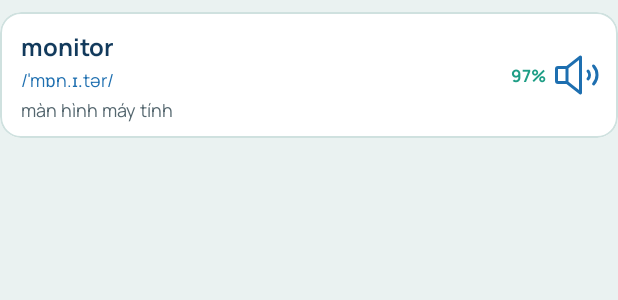
After one commit to Nguyen-Phi-Long-702/Lori, an Android app: the layout item_image_word.xml on its own in the app's theme, with its tools: preview values and no code run, on a phone screen of 412 x 824 dp. The commit adds this screen. Shown: the top 300 px of the screen. Run offline under Robolectric (Android 15) with nearby library versions, the light colour scheme and no system bars.

Commit message:
feat: thêm view vẽ khung nhận diện vật thể và adapter danh sách từ vựng của ảnh

```diff
--- /dev/null
+++ b/app/src/main/res/layout/item_image_word.xml
@@ -0,0 +1,82 @@
+<?xml version="1.0" encoding="utf-8"?>
+<!-- Một dòng từ nhận diện được: từ, IPA, nghĩa, độ tin cậy, nút phát âm. Viền đổi màu khi được chọn (ImageWordAdapter) -->
+<com.google.android.material.card.MaterialCardView xmlns:android="http://schemas.android.com/apk/res/android"
+    xmlns:app="http://schemas.android.com/apk/res-auto"
+    xmlns:tools="http://schemas.android.com/tools"
+    android:id="@+id/cardImageWord"
+    android:layout_width="match_parent"
+    android:layout_height="wrap_content"
+    android:layout_marginTop="8dp"
+    android:clickable="true"
+    android:focusable="true"
+    app:cardBackgroundColor="?attr/colorSurface"
+    app:cardCornerRadius="14dp"
+    app:cardElevation="0dp"
+    app:strokeColor="?attr/colorOutlineVariant"
+    app:strokeWidth="1dp">
+
+    <LinearLayout
+        android:layout_width="match_parent"
+        android:layout_height="wrap_content"
+        android:gravity="center_vertical"
+        android:orientation="horizontal"
+        android:paddingStart="14dp"
+        android:paddingTop="10dp"
+        android:paddingEnd="8dp"
+        android:paddingBottom="10dp">
+
+        <LinearLayout
+            android:layout_width="0dp"
+            android:layout_height="wrap_content"
+            android:layout_weight="1"
+            android:orientation="vertical">
+
+            <TextView
+                android:id="@+id/tvImageWord"
+                android:layout_width="match_parent"
+                android:layout_height="wrap_content"
+                android:textColor="?attr/colorOnSurface"
+                android:textSize="16sp"
+                android:textStyle="bold"
+                tools:text="monitor" />
+
+            <TextView
+                android:id="@+id/tvImageIpa"
+                android:layout_width="match_parent"
+                android:layout_height="wrap_content"
+                android:layout_marginTop="1dp"
+                android:textColor="?attr/colorPrimary"
+                android:textSize="12sp"
+                tools:text="/ˈmɒn.ɪ.tər/" />
+
+            <TextView
+                android:id="@+id/tvImageMeaning"
+                android:layout_width="match_parent"
+                android:layout_height="wrap_content"
+                android:layout_marginTop="2dp"
+                android:textColor="?attr/colorOnSurfaceVariant"
+                android:textSize="12sp"
+                tools:text="màn hình máy tính" />
+        </LinearLayout>
+
+        <TextView
+            android:id="@+id/tvImageConfidence"
+            android:layout_width="wrap_content"
+            android:layout_height="wrap_content"
+            android:layout_marginStart="8dp"
+            android:textColor="@color/exam_question_answered"
+            android:textSize="11sp"
+            android:textStyle="bold"
+            tools:text="97%" />
+
+        <ImageButton
+            android:id="@+id/btnImageSpeak"
+            android:layout_width="40dp"
+            android:layout_height="40dp"
+            android:background="?attr/selectableItemBackgroundBorderless"
+            android:contentDescription="@string/cd_speak"
+            android:padding="8dp"
+            android:src="@drawable/ic_speaker"
+            app:tint="?attr/colorPrimary" />
+    </LinearLayout>
+</com.google.android.material.card.MaterialCardView>
--- a/app/src/main/res/values/strings.xml
+++ b/app/src/main/res/values/strings.xml
@@ -490,4 +490,5 @@
     <!-- Màn Nhận diện ảnh (Tuần 14 Ngày 3-4) -->
     <string name="image_error_prepare">Không mở được ảnh này. Hãy thử ảnh khác</string>
     <string name="image_error_invalid">Ảnh không hợp lệ. Hãy thử ảnh khác</string>
+    <string name="image_confidence_format">%1$d%%</string>
 </resources>
```
Also changed, not shown: app/src/main/java/com/example/lori/view/DetectionImageView.java (added, +113 -0 lines), app/src/main/java/com/example/lori/view/ImageWordAdapter.java (added, +123 -0 lines).
